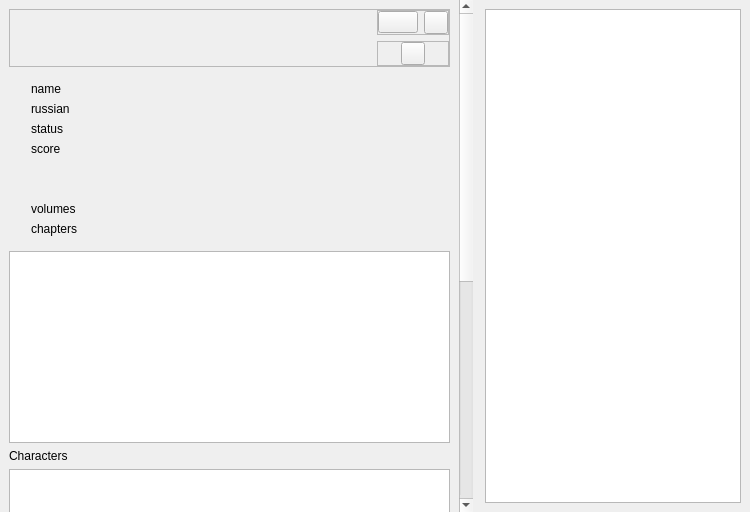
brandonzorn/Nlight, file data/ui/widgets/info.ui: the form before one commit.
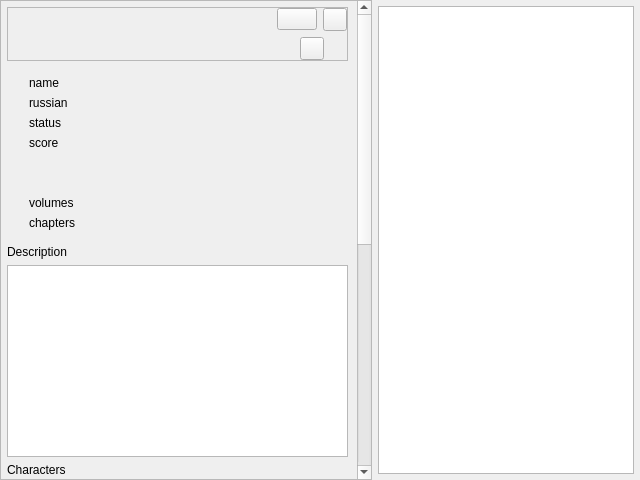
The form after the commit. Custom widgets are drawn as their Qt base class.

Commit message: feat: improve ui spacing and correct widget names

Patch:
```diff
--- a/data/ui/widgets/info.ui
+++ b/data/ui/widgets/info.ui
@@ -6,14 +6,17 @@
    <rect>
     <x>0</x>
     <y>0</y>
-    <width>750</width>
-    <height>512</height>
+    <width>640</width>
+    <height>480</height>
    </rect>
   </property>
   <property name="locale">
    <locale language="English" country="UnitedStates"/>
   </property>
   <layout class="QHBoxLayout" name="pageLayout">
+   <property name="spacing">
+    <number>0</number>
+   </property>
    <property name="leftMargin">
     <number>0</number>
    </property>
@@ -28,9 +31,6 @@
    </property>
    <item>
     <widget class="SingleDirectionScrollArea" name="scrollArea">
-     <property name="frameShape">
-      <enum>QFrame::Shape::NoFrame</enum>
-     </property>
      <property name="widgetResizable">
       <bool>true</bool>
      </property>
@@ -39,8 +39,8 @@
        <rect>
         <x>0</x>
         <y>0</y>
-        <width>461</width>
-        <height>970</height>
+        <width>356</width>
+        <height>984</height>
        </rect>
       </property>
       <property name="sizePolicy">
@@ -51,16 +51,16 @@
       </property>
       <layout class="QVBoxLayout" name="scrollAreaVLayout">
        <property name="leftMargin">
-        <number>9</number>
+        <number>6</number>
        </property>
        <property name="topMargin">
-        <number>9</number>
+        <number>6</number>
        </property>
        <property name="rightMargin">
         <number>9</number>
        </property>
        <property name="bottomMargin">
-        <number>9</number>
+        <number>6</number>
        </property>
        <item>
         <widget class="SimpleCardWidget" name="headerWidget">
@@ -100,12 +100,6 @@
            <layout class="QVBoxLayout" name="headerContentVLayout">
             <item>
              <widget class="SimpleCardWidget" name="libraryWidget">
-              <property name="frameShape">
-               <enum>QFrame::Shape::StyledPanel</enum>
-              </property>
-              <property name="frameShadow">
-               <enum>QFrame::Shadow::Raised</enum>
-              </property>
               <layout class="QHBoxLayout" name="horizontalLayout">
                <property name="leftMargin">
                 <number>0</number>
@@ -134,12 +128,6 @@
             </item>
             <item>
              <widget class="SimpleCardWidget" name="shikimoriWidget">
-              <property name="frameShape">
-               <enum>QFrame::Shape::StyledPanel</enum>
-              </property>
-              <property name="frameShadow">
-               <enum>QFrame::Shadow::Raised</enum>
-              </property>
               <layout class="QHBoxLayout" name="horizontalLayout_2">
                <property name="leftMargin">
                 <number>0</number>
@@ -182,9 +170,6 @@
           <item>
            <widget class="SimpleCardWidget" name="previewWidget">
             <layout class="QVBoxLayout" name="previewLayout">
-             <property name="spacing">
-              <number>0</number>
-             </property>
              <property name="leftMargin">
               <number>0</number>
              </property>
@@ -279,10 +264,7 @@
        <item>
         <layout class="QVBoxLayout" name="verticalLayout_9">
          <item>
-          <widget class="QWidget" name="descriptionWidget" native="true">
-           <property name="enabled">
-            <bool>true</bool>
-           </property>
+          <widget class="SimpleCardWidget" name="descriptionCard">
            <layout class="QVBoxLayout" name="descriptionVLayout">
             <property name="leftMargin">
              <number>0</number>
@@ -297,21 +279,23 @@
              <number>0</number>
             </property>
             <item>
-             <widget class="TextEdit" name="descriptionTextEdit">
-              <property name="sizePolicy">
-               <sizepolicy hsizetype="Expanding" vsizetype="Preferred">
-                <horstretch>0</horstretch>
-                <verstretch>0</verstretch>
-               </sizepolicy>
-              </property>
+             <layout class="QHBoxLayout" name="descriptionHeaderHLayout">
+              <item>
+               <widget class="BodyLabel" name="descriptionLabel">
+                <property name="text">
+                 <string>Description</string>
+                </property>
+               </widget>
+              </item>
+             </layout>
+            </item>
+            <item>
+             <widget class="TextBrowser" name="descriptionText">
               <property name="horizontalScrollBarPolicy">
                <enum>Qt::ScrollBarPolicy::ScrollBarAlwaysOff</enum>
               </property>
-              <property name="undoRedoEnabled">
-               <bool>false</bool>
-              </property>
               <property name="readOnly">
-               <bool>false</bool>
+               <bool>true</bool>
               </property>
              </widget>
             </item>
@@ -320,9 +304,6 @@
          </item>
          <item>
           <widget class="CardWidget" name="charactersWidget">
-           <property name="enabled">
-            <bool>true</bool>
-           </property>
            <layout class="QVBoxLayout" name="charactersVLayout">
             <property name="leftMargin">
              <number>0</number>
@@ -337,11 +318,15 @@
              <number>0</number>
             </property>
             <item>
-             <widget class="BodyLabel" name="charactersLabel">
-              <property name="text">
-               <string>Characters</string>
-              </property>
-             </widget>
+             <layout class="QHBoxLayout" name="charactersHeaderHLayout">
+              <item>
+               <widget class="BodyLabel" name="charactersLabel">
+                <property name="text">
+                 <string>Characters</string>
+                </property>
+               </widget>
+              </item>
+             </layout>
             </item>
             <item>
              <widget class="ListWidget" name="charactersList">
@@ -364,9 +349,6 @@
          </item>
          <item>
           <widget class="CardWidget" name="relatedWidget">
-           <property name="enabled">
-            <bool>true</bool>
-           </property>
            <layout class="QVBoxLayout" name="relatedVLayout">
             <property name="leftMargin">
              <number>0</number>
@@ -381,11 +363,15 @@
              <number>0</number>
             </property>
             <item>
-             <widget class="BodyLabel" name="relatedLabel">
-              <property name="text">
-               <string>Related</string>
-              </property>
-             </widget>
+             <layout class="QHBoxLayout" name="relatedHeaderHLayout">
+              <item>
+               <widget class="BodyLabel" name="relatedLabel">
+                <property name="text">
+                 <string>Related</string>
+                </property>
+               </widget>
+              </item>
+             </layout>
             </item>
             <item>
              <widget class="ListWidget" name="relatedList">
@@ -431,12 +417,18 @@
       <property name="leftMargin">
        <number>6</number>
       </property>
+      <property name="topMargin">
+       <number>6</number>
+      </property>
+      <property name="rightMargin">
+       <number>6</number>
+      </property>
+      <property name="bottomMargin">
+       <number>6</number>
+      </property>
       <item>
        <widget class="CardWidget" name="itemsCard">
         <layout class="QVBoxLayout" name="itemsCardVLayout">
-         <property name="spacing">
-          <number>6</number>
-         </property>
          <property name="leftMargin">
           <number>0</number>
          </property>
@@ -513,8 +505,8 @@
    <header>qfluentwidgets</header>
   </customwidget>
   <customwidget>
-   <class>TextEdit</class>
-   <extends>QTextEdit</extends>
+   <class>TextBrowser</class>
+   <extends>QTextBrowser</extends>
    <header>qfluentwidgets</header>
   </customwidget>
   <customwidget>
```
The commit also changes 14 other files.
